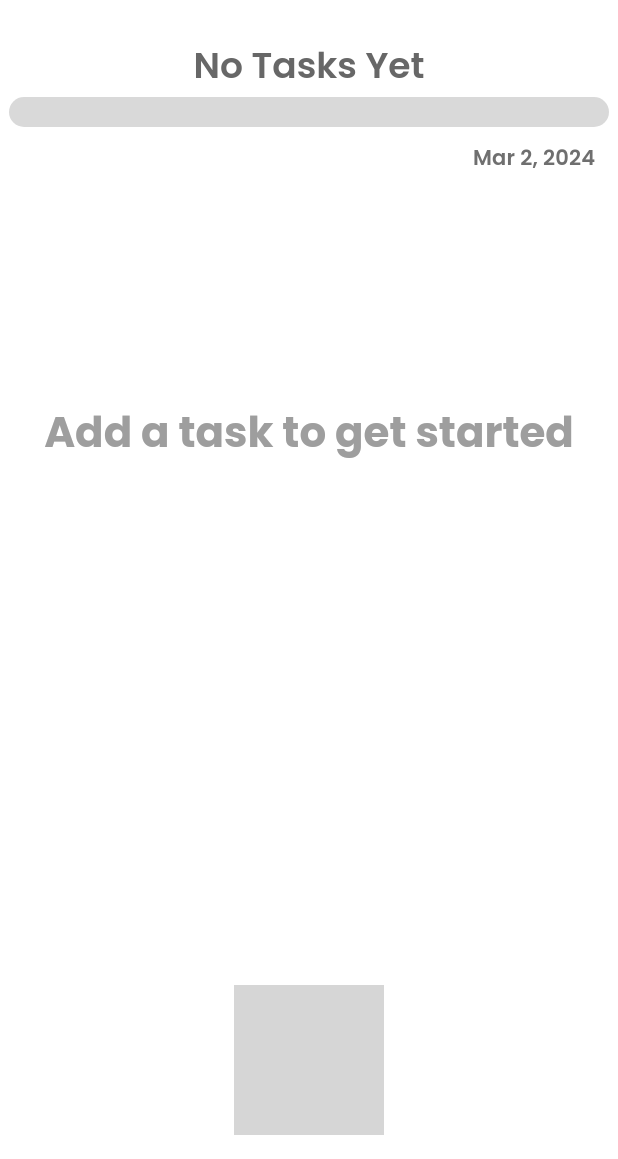
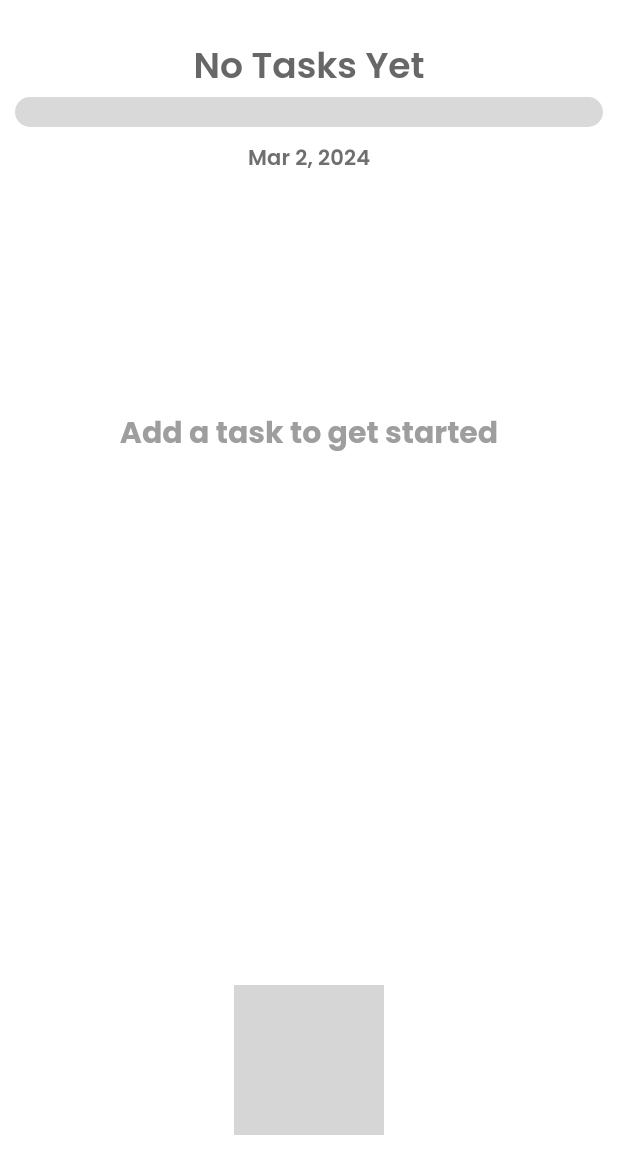
Before and after one commit to FENETMULER/taskly, a Flutter app: the screen it shows after launch, on a phone screen of 412 x 824 dp, the part 77-1236 px from its top. Run offline on Flutter 3.47's test engine with Material 3 defaults, Android fonts, the phone set to English and light mode, and no system bars; drawn by our look-alikes of rive; our stand-ins replace flutter_riverpod; grey boxes are pictures that could not be loaded.

Commit message:
Make Responsive

```diff
--- a/lib/widgets/progress.dart
+++ b/lib/widgets/progress.dart
@@ -10,6 +10,7 @@ class Progress extends ConsumerWidget {
 
   @override
   Widget build(BuildContext context, WidgetRef ref) {
+    final width = MediaQuery.of(context).size.width;
     final tasks = ref.watch(tasksProvider);
     final totalTasks = tasks.length;
     final checkedTasks = tasks.where((task) => task.checked).length;
@@ -30,7 +31,9 @@ class Progress extends ConsumerWidget {
                   ? const Color.fromARGB(255, 63, 81, 240)
                   : null)),
       const SizedBox(height: 5),
-      Container(
+      Padding(
+        padding: EdgeInsets.symmetric(horizontal: width < 425 ? 10 : 0),
+        child: Container(
           width: 400.0,
           height: 20.0,
           decoration: BoxDecoration(
@@ -47,10 +50,11 @@ class Progress extends ConsumerWidget {
             ),
           ),
         ),
+      ),
       Align(
           alignment: Alignment.center,
           child: Padding(
-            padding: const EdgeInsets.only(top: 10.0, left: 300),
+            padding: EdgeInsets.only(top: 10.0, left: width < 425 ? 0 : 300),
             child: Text(formattedDate,
                 style: Theme.of(context).textTheme.titleSmall),
           )),
--- a/lib/widgets/task_list.dart
+++ b/lib/widgets/task_list.dart
@@ -8,6 +8,7 @@ class TaskList extends ConsumerWidget {
 
   @override
   Widget build(BuildContext context, WidgetRef ref) {
+    final width = MediaQuery.of(context).size.width;
     final tasks = ref.watch(tasksProvider);
     final remainingSpace = MediaQuery.of(context).size.height -
         192; // 192 is the total height of the widgets above task list
@@ -18,9 +19,14 @@ class TaskList extends ConsumerWidget {
           ? Padding(
               padding: EdgeInsets.only(bottom: remainingSpace / 2),
               child: Center(
-                child: Text('Add a task to get started',
-                    style: Theme.of(context).textTheme.titleLarge!.copyWith(
-                        color: const Color.fromARGB(255, 158, 158, 158))),
+                child: Text(
+                  'Add a task to get started',
+                  style: Theme.of(context).textTheme.titleLarge!.copyWith(
+                      color: const Color.fromARGB(255, 158, 158, 158),
+                      fontSize: width < 425
+                          ? 20
+                          : Theme.of(context).textTheme.titleLarge!.fontSize),
+                ),
               ),
             )
           : ListView.builder(
```
Also changed, not shown: 1 other file. Lines whose indentation alone changed are shown as unchanged.
